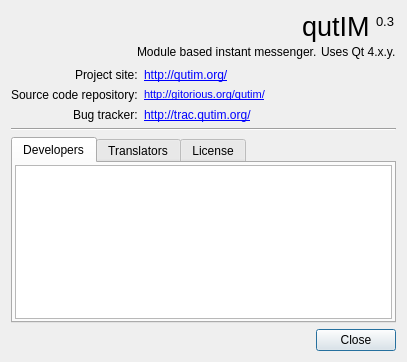
Old version of the form src/corelayers/simpleabout/simpleaboutdialog.ui in the repository euroelessar/qutim.
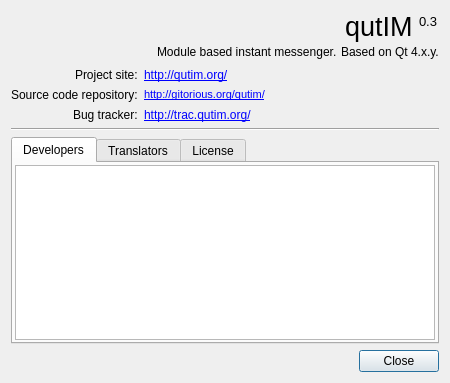
New version of the form.

```diff
--- a/src/corelayers/simpleabout/simpleaboutdialog.ui
+++ b/src/corelayers/simpleabout/simpleaboutdialog.ui
@@ -6,8 +6,8 @@
    <rect>
     <x>0</x>
     <y>0</y>
-    <width>407</width>
-    <height>362</height>
+    <width>450</width>
+    <height>383</height>
    </rect>
   </property>
   <property name="windowTitle">
@@ -115,7 +115,7 @@
        <item>
         <widget class="QLabel" name="label_qtuses">
          <property name="text">
-          <string notr="true">Uses Qt 4.x.y.</string>
+          <string notr="true">Based on Qt 4.x.y.</string>
          </property>
         </widget>
        </item>
```
Left out of the diff: 26 changed lines with no effect on the pictures.
